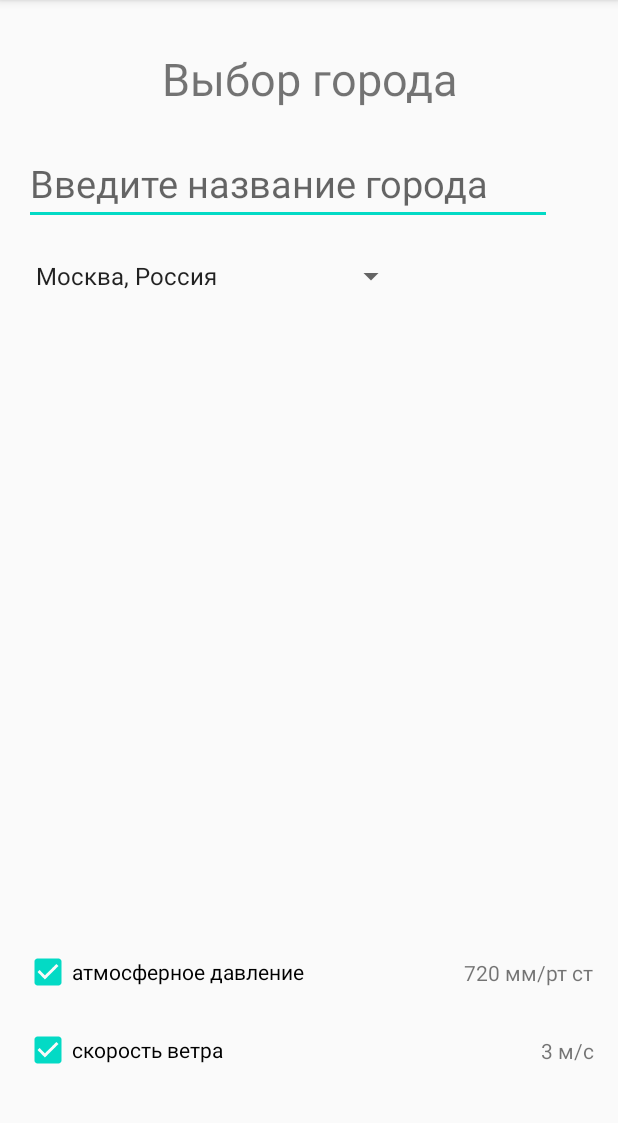
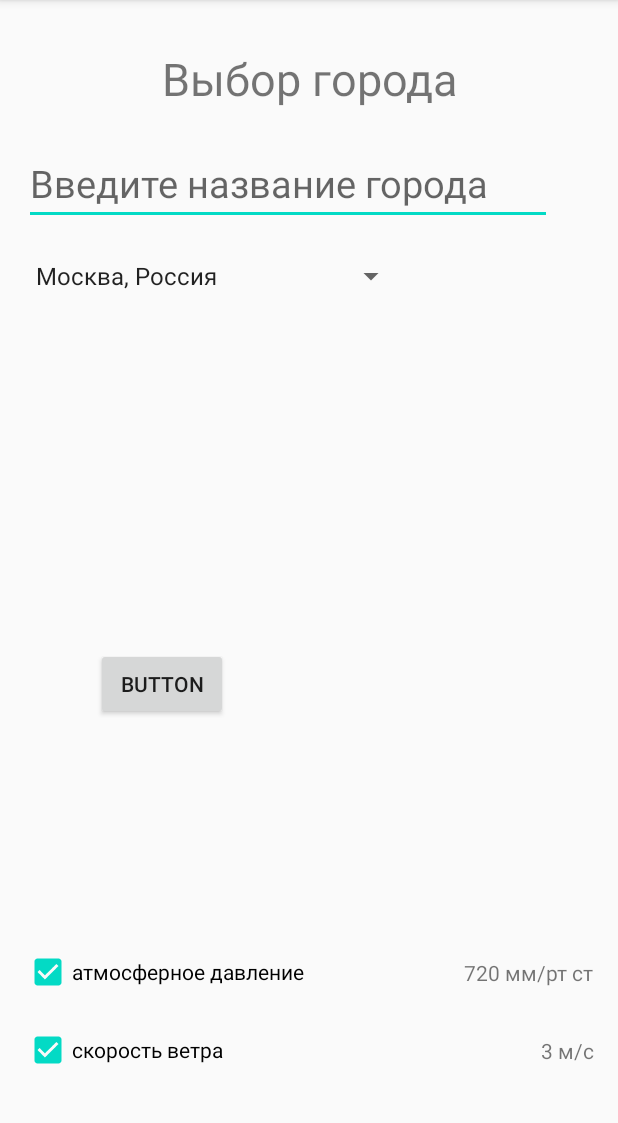
Before and after one commit to koassumo/Andr_HW1, an Android app: the SitySelect screen opened directly, with no data from a screen before it, on a phone screen of 412 x 824 dp, the part 84-1207 px from its top. Run offline under Robolectric (Android 15) with nearby library versions, the phone set to English and light mode, and no system bars.

Commit message:
ДЗ 3 сделано все без *

```diff
--- a/app/src/main/res/layout/sity_select.xml
+++ b/app/src/main/res/layout/sity_select.xml
@@ -83,4 +83,15 @@
         app:layout_constraintEnd_toEndOf="parent"
         app:layout_constraintTop_toTopOf="@+id/checkBoxWind" />
 
+    <Button
+        android:id="@+id/button"
+        android:layout_width="wrap_content"
+        android:layout_height="wrap_content"
+        android:layout_marginTop="432dp"
+        android:text="Button"
+        app:layout_constraintEnd_toEndOf="parent"
+        app:layout_constraintHorizontal_bias="0.198"
+        app:layout_constraintStart_toStartOf="parent"
+        app:layout_constraintTop_toTopOf="parent" />
+
 </androidx.constraintlayout.widget.ConstraintLayout>
```
Also changed, not shown: app/src/main/java/ru/geekbrains/android1/hw1/SitySelect.java (+4 -4 lines).
